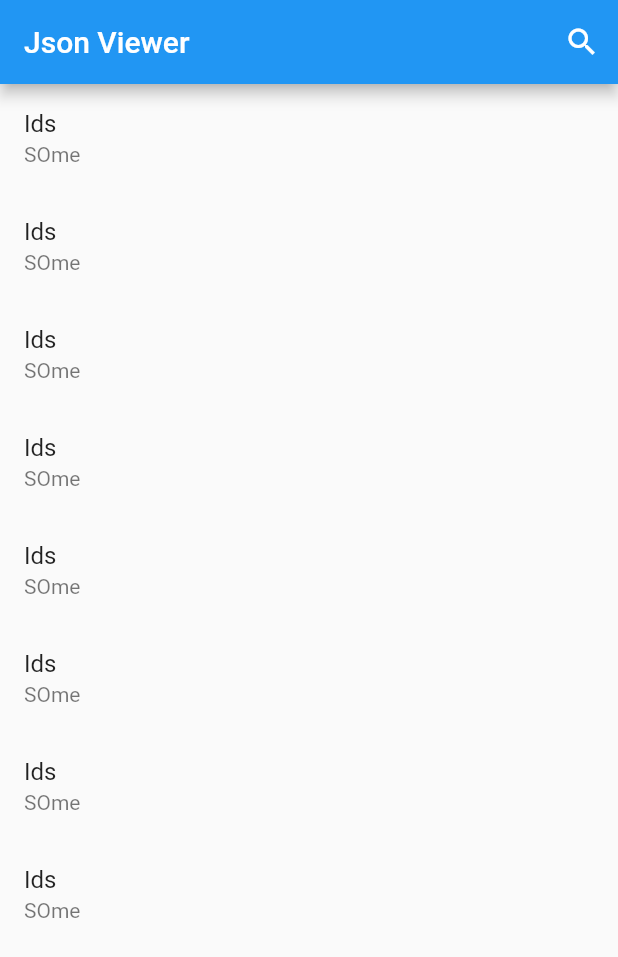
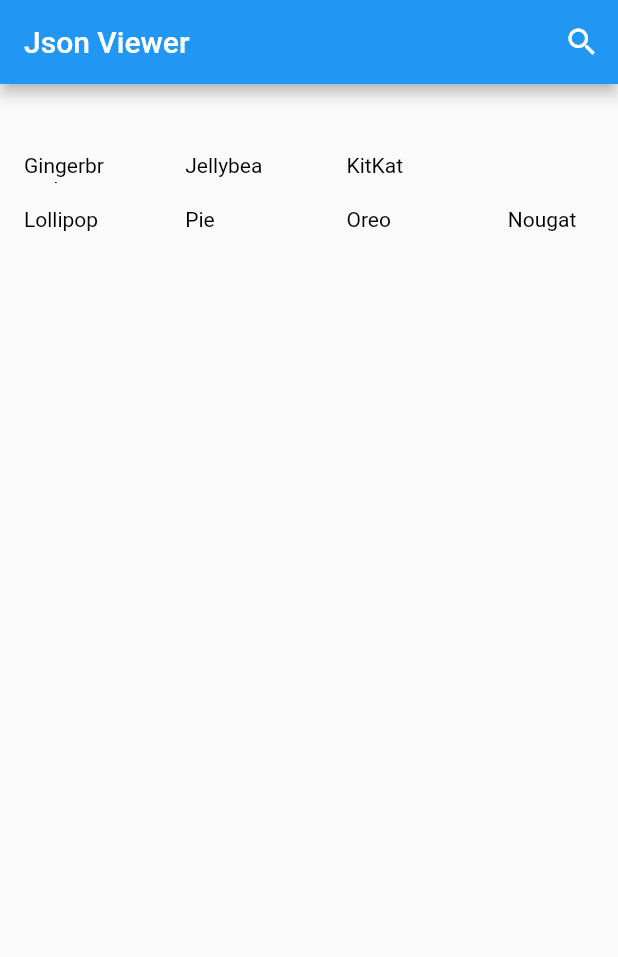
Before and after one commit to abdulawalarif/json_parsing, a Flutter app: the screen it shows after launch, on a phone screen of 412 x 824 dp. Shown: the top 957 px of the screen. Run offline on Flutter 3.47's test engine with Material 2 defaults, Android fonts, the phone set to English and light mode, and no system bars.

Commit message:
first object is shown on the screen

```diff
--- a/lib/home_screen.dart
+++ b/lib/home_screen.dart
@@ -12,9 +12,6 @@ class HomeScreen extends StatefulWidget {
 }
 
 class _HomeScreenState extends State<HomeScreen> {
-  List<AndroidVerison> androidListWithRandomKeys = [];
-  List<AndroidVerison> androidList = [];
-
   //TODO Working code
   //if data _InternalLinkedHashMap<>..... iterating over the indexes lengths then...
   //TODO first checking from the data set is it _inter.. or Lis<Map<>>..
@@ -43,40 +40,45 @@ class _HomeScreenState extends State<HomeScreen> {
   // print(data[i]['title']);
   // }
   // TODO Working code Second Section
-
-  Future<List<AndroidVerison>> getAndroidVersions(var data) async {
-    //print(data[0].runtimeType.toString());
+  List<AndroidVerison> androidListWithRandomKeys = [];
+  List<AndroidVerison> androidList = [];
+  getAndroidVersions(var data) {
     for (int i = 0; i < data.length; i++) {
       //first type
       if (data[i].runtimeType == List<Map<String, Object>>) {
         var firstData = data[i] as List;
-        print("Data 1:");
+        androidList.clear();
         for (int i = 0; i < firstData.length; i++) {
-          print(firstData[i]['title']);
+          //print(firstData[i]['title']);   androidList
+          AndroidVerison androidVerison = AndroidVerison(
+              id: firstData[i]['id'], title: firstData[i]['title']);
+          androidList.add(androidVerison);
         }
       }
-      //second Type
+      //second Type random keys
       if (data[i].runtimeType != List<Map<String, Object>>) {
-        print("Data 0:");
+        androidListWithRandomKeys.clear();
         final Map<String, dynamic> convertedData =
             jsonDecode(jsonEncode(data[i]));
         var map = HashMap.from(convertedData);
         // //I can fetch the data from here..
-        // //print(map['0']['title']);
         for (int i = 0; i < map.length; i++) {
-          //   //because the pattern is showing the keys as 0/1/3
+          //because the pattern is showing the keys as 0/1/3
           if (i < 2) {
-            print(map['$i']['title']);
+            AndroidVerison androidVerison =
+                AndroidVerison(id: map['$i']['id'], title: map['$i']['title']);
+            androidListWithRandomKeys.add(androidVerison);
           } else {
-            print(map['3']['title']);
+            AndroidVerison androidVerison =
+                AndroidVerison(id: map['3']['id'], title: map['3']['title']);
+            androidListWithRandomKeys.add(androidVerison);
           }
         }
       }
     }
-
-    return androidListWithRandomKeys;
   }
 
+//TODO sending data based on the button click data set one or two
   @override
   void initState() {
     getAndroidVersions(StaticVariables.datasetOne);
@@ -97,25 +99,54 @@ class _HomeScreenState extends State<HomeScreen> {
           },
         ),
       ]),
-      body: Column(
-        children: [
-          Expanded(
-            child: FutureBuilder(
-                future: getAndroidVersions(StaticVariables.datasetOne),
-                builder:
-                    (context, AsyncSnapshot<List<AndroidVerison>> snapshot) {
-                  return ListView.builder(
-                      itemCount: 8,
-                      itemBuilder: (context, index) {
-                        return ListTile(
-                          title: Text('Ids'),
-                          subtitle: Text("SOme"),
-                        );
-                      });
-                }),
-          ),
-        ],
+      body: Padding(
+        padding: const EdgeInsets.all(8.0),
+        child: Column(
+          children: <Widget>[
+            SizedBox(
+              height: 30,
+            ),
+            Padding(
+              padding: const EdgeInsets.all(8.0),
+              child: SizedBox(
+                height: 20,
+                width: MediaQuery.of(context).size.width,
+                child: gridData(androidListWithRandomKeys),
+              ),
+            ),
+            Padding(
+              padding: const EdgeInsets.all(8.0),
+              child: SizedBox(
+                height: 20,
+                width: MediaQuery.of(context).size.width,
+                child: gridData(androidList),
+              ),
+            ),
+          ],
+        ),
       ),
     );
   }
+
+  Widget gridData(var data) {
+    int countOfItem = 3;
+    if (data.length >= 3) {
+      setState(() {
+        countOfItem = 4;
+      });
+    }
+    return GridView.builder(
+        gridDelegate: SliverGridDelegateWithFixedCrossAxisCount(
+          crossAxisSpacing: 50,
+          crossAxisCount: countOfItem,
+        ),
+        itemCount: data.length,
+        itemBuilder: (context, index) {
+          return GridTile(
+              child: Text(
+            data[index].title,
+            style: TextStyle(color: Colors.black, fontSize: 14),
+          ));
+        });
+  }
 }
```
